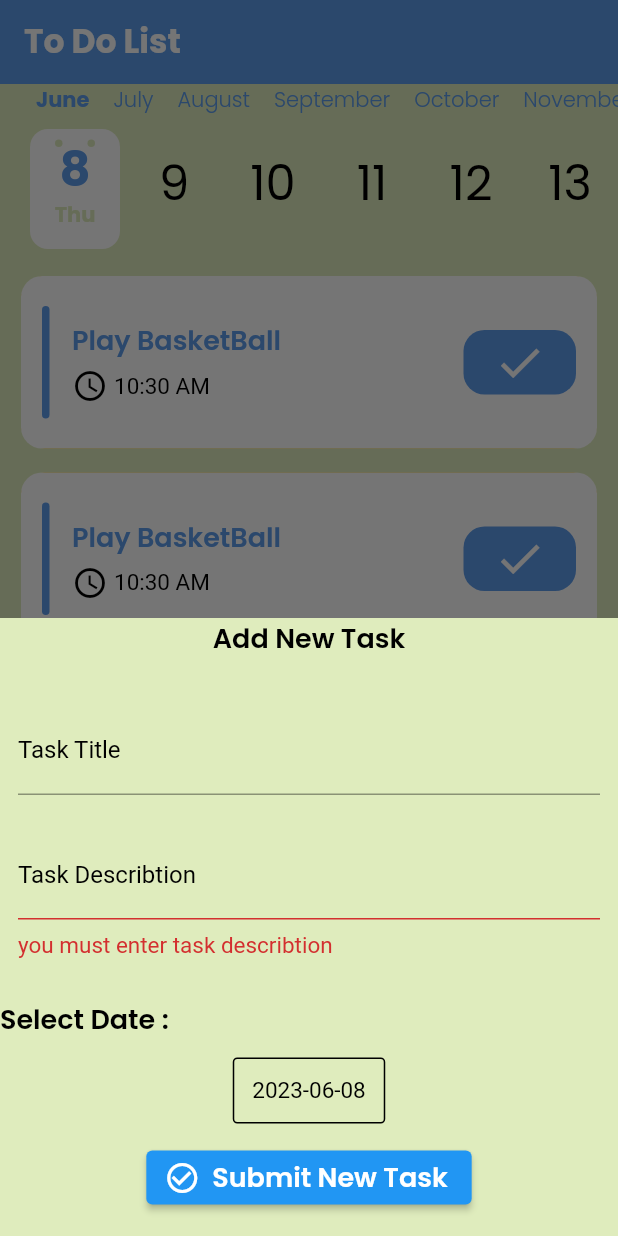
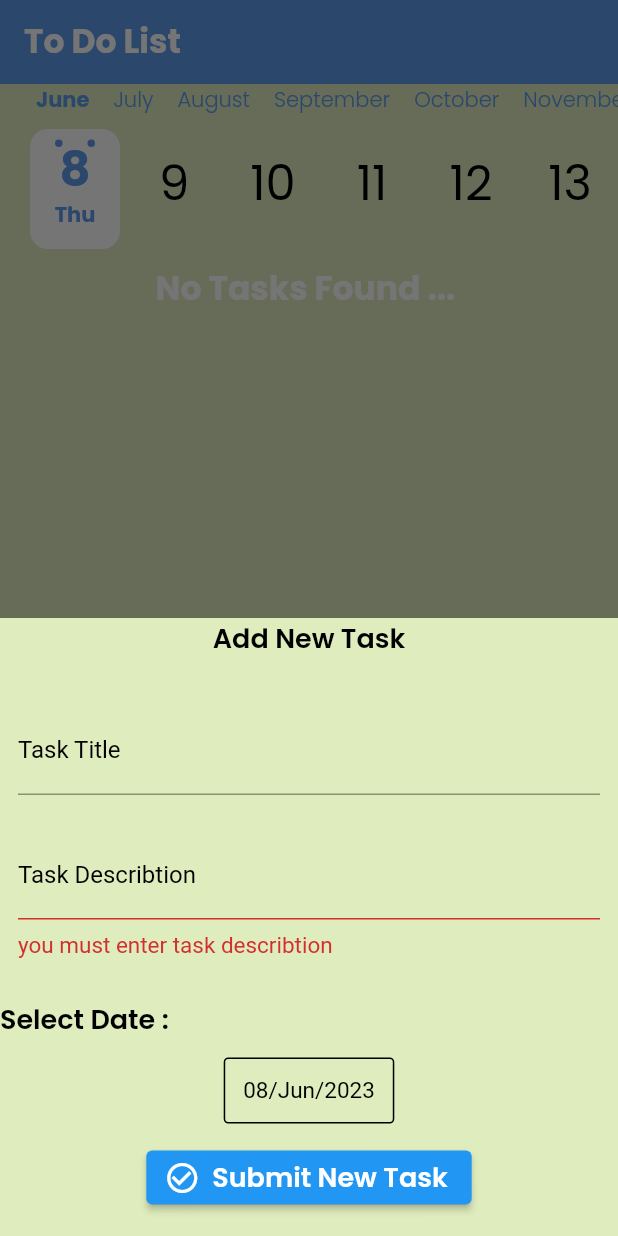
Before and after one commit to bishoy-girgis/todo_app, a Flutter app: the screen it shows after launch, after a tap on the "add" icon, on a phone screen of 412 x 824 dp. Run offline on Flutter 3.47's test engine with Material 2 defaults, Android fonts, the phone set to English and light mode, and no system bars; drawn by our look-alikes of calendar_timeline, flutter_slidable; our stand-ins replace cloud_firestore, firebase_core, google_fonts; accounts and stored records are empty; generated files the repository leaves out were written again.

Commit message:
fire store add and get

```diff
--- a/lib/pages/tasks_page/tasks_page.dart
+++ b/lib/pages/tasks_page/tasks_page.dart
@@ -1,40 +1,69 @@
 import 'package:calendar_timeline/calendar_timeline.dart';
 import 'package:flutter/material.dart';
+import 'package:todo_app/models/task_model.dart';
 import 'package:todo_app/pages/tasks_page/widgets/task_items.dart';
+import 'package:todo_app/shared_components/theme/network/my_database.dart';
 import 'package:todo_app/shared_components/theme/theme/color.dart';
 
 class TasksPage extends StatelessWidget {
-  const TasksPage({super.key});
-
+  //DateTime selectedDate =DateUtils.dateOnly(DateTime.now());
   @override
   Widget build(BuildContext context) {
     return Column(
       children: [
         CalendarTimeline(
-          dayNameColor: lightGreenColor,
+          dayNameColor: primaryColor,
           initialDate: DateTime.now(),
           firstDate: DateTime.now().subtract(const Duration(days: 365)),
           lastDate: DateTime.now().add(const Duration(days: 365)),
           onDateSelected: (date) => print(date),
+          // {
+          //   selectedDate = DateUtils.dateOnly(date);
+          // },
           leftMargin: 20,
           monthColor: primaryColor,
           dayColor: Theme.of(context).accentColor,
           activeDayColor: primaryColor,
           activeBackgroundDayColor: Theme.of(context).primaryColor,
-          dotsColor: lightGreenColor,
+          dotsColor: primaryColor,
           selectableDayPredicate: (date) => date.day != 23,
           locale: 'en_ISO',
         ),
         const SizedBox(
           height: 10,
         ),
-        Expanded(
-          child: ListView.builder(
-            itemCount: 10,
-            itemBuilder: (BuildContext context, int index) {
-              return TaskItems();
-            },
-          ),
+        StreamBuilder(
+          stream: MyDatabase.getTask(),
+          builder: (context, snapshot) {
+            if (snapshot.hasError) {
+              return Center(
+                  child: Text(
+                "something went wrong",
+                style: Theme.of(context).textTheme.headlineMedium,
+              ));
+            }
+            if (snapshot.connectionState == ConnectionState.waiting) {
+              return const Center(
+                child: CircularProgressIndicator(),
+              );
+            }
+            List<TaskModel> tasksList =
+                snapshot.data?.docs.map((e) => e.data()).toList() ?? [];
+            return tasksList.isNotEmpty
+                ? Expanded(
+                    child: ListView.builder(
+                      itemCount: tasksList.length,
+                      itemBuilder: (context, index) =>
+                          TaskItems(tasksList[index]),
+                    ),
+                  )
+                : Center(
+                    child: Text(
+                      "No Tasks Found ... ",
+                      style: Theme.of(context).textTheme.headlineMedium,
+                    ),
+                  );
+          },
         ),
       ],
     );
--- a/lib/pages/tasks_page/widgets/add_task_bottom_sheet.dart
+++ b/lib/pages/tasks_page/widgets/add_task_bottom_sheet.dart
@@ -100,8 +100,8 @@ class _AddTaskBottomSheetState extends State<AddTaskBottomSheet> {
                               border: Border.all(color: theme.accentColor)),
                           padding: const EdgeInsets.all(12),
                           child: Text(
-                            selectedDate.toString().substring(0, 10),
-                            //MyDatetimeUtilies.formateDate(selectedDate),
+                            //selectedDate.toString().substring(0, 10),
+                            MyDatetimeUtilies.formateDate(selectedDate),
                             style: theme.textTheme.bodySmall
                                 ?.copyWith(color: theme.accentColor),
                           )),
@@ -139,7 +139,7 @@ class _AddTaskBottomSheetState extends State<AddTaskBottomSheet> {
     );
   }
 
-  DateTime selectedDate = DateTime.now();
+  DateTime selectedDate = DateUtils.dateOnly(DateTime.now());
 
   void showBottomDatePicker() async {
     DateTime? chosenDate = await showDatePicker(
@@ -149,7 +149,7 @@ class _AddTaskBottomSheetState extends State<AddTaskBottomSheet> {
         lastDate: DateTime.now().add(const Duration(days: 365)));
     if (chosenDate == null) return;
     setState(() {
-      selectedDate = chosenDate;
+      selectedDate = DateUtils.dateOnly(chosenDate);
     });
   }
 }
--- a/lib/pages/tasks_page/widgets/task_items.dart
+++ b/lib/pages/tasks_page/widgets/task_items.dart
@@ -1,11 +1,16 @@
 import 'package:flutter/material.dart';
 import 'package:flutter_slidable/flutter_slidable.dart';
 import 'package:provider/provider.dart';
+import 'package:todo_app/models/task_model.dart';
 import 'package:todo_app/pages/edit_page/edit_page.dart';
 import 'package:todo_app/provider/setting_provider.dart';
 import 'package:todo_app/shared_components/theme/theme/color.dart';
 
 class TaskItems extends StatefulWidget {
+  final TaskModel _taskModel;
+
+  TaskItems(this._taskModel);
+
   @override
   State<TaskItems> createState() => _TaskItemsState();
 }
@@ -54,7 +59,7 @@ class _TaskItemsState extends State<TaskItems> {
                       bottomRight: Radius.circular(14))),
             ]),
         child: Container(
-          padding: const EdgeInsets.symmetric(vertical: 20, horizontal: 14),
+          padding: const EdgeInsets.symmetric(vertical: 12, horizontal: 14),
           decoration: BoxDecoration(
               color: theme.primaryColor,
               borderRadius: BorderRadius.circular(14)),
@@ -62,11 +67,10 @@ class _TaskItemsState extends State<TaskItems> {
             children: [
               Container(
                 width: 5,
-                height: 75,
+                height: 80,
                 decoration: BoxDecoration(
-                    color: settingsProvider.isDone
-                        ? primaryColor
-                        : Colors.green,
+                    color:
+                        widget._taskModel.isDone ? Colors.green : primaryColor,
                     borderRadius: BorderRadius.circular(12)),
               ),
               const SizedBox(
@@ -77,14 +81,24 @@ class _TaskItemsState extends State<TaskItems> {
                   crossAxisAlignment: CrossAxisAlignment.start,
                   children: [
                     Text(
-                      "Play BasketBall",
+                      widget._taskModel.title,
                       style: theme.textTheme.bodyMedium?.copyWith(
-                          color: settingsProvider.isDone
-                              ? primaryColor
-                              : Colors.green),
+                          color: widget._taskModel.isDone
+                              ? Colors.green
+                              : primaryColor),
                     ),
                     const SizedBox(
-                      height: 5,
+                      height: 4,
+                    ),
+                    Text(
+                      widget._taskModel.description,
+                      style: theme.textTheme.bodySmall?.copyWith(
+                          color: widget._taskModel.isDone
+                              ? Colors.green
+                              : theme.accentColor),
+                    ),
+                    const SizedBox(
+                      height: 8,
                     ),
                     Row(
                       children: [
@@ -107,11 +121,21 @@ class _TaskItemsState extends State<TaskItems> {
               InkWell(
                   onTap: () {
                     setState(() {
-                      settingsProvider.isDone = false;
+                      //settingsProvider.isDone = false;
+                      widget._taskModel.isDone = true;
                     });
                   },
-                  child: settingsProvider.isDone
+                  child: widget._taskModel.isDone
                       ? Container(
+                          padding: const EdgeInsets.symmetric(
+                              horizontal: 20, vertical: 4),
+                          decoration: BoxDecoration(
+                              borderRadius: BorderRadius.circular(14)),
+                          child: Text("Done!",
+                              style: theme.textTheme.bodyMedium
+                                  ?.copyWith(color: Colors.green)),
+                        )
+                      : Container(
                           padding: const EdgeInsets.symmetric(
                               horizontal: 20, vertical: 4),
                           decoration: BoxDecoration(
@@ -122,15 +146,6 @@ class _TaskItemsState extends State<TaskItems> {
                             size: 35,
                             color: Colors.white,
                           ),
-                        )
-                      : Container(
-                          padding: const EdgeInsets.symmetric(
-                              horizontal: 20, vertical: 4),
-                          decoration: BoxDecoration(
-                              borderRadius: BorderRadius.circular(14)),
-                          child: Text("Done!",
-                              style: theme.textTheme.bodyMedium
-                                  ?.copyWith(color: Colors.green)),
                         ))
             ],
           ),
--- a/lib/shared_components/theme/network/my_database.dart
+++ b/lib/shared_components/theme/network/my_database.dart
@@ -19,8 +19,10 @@ class MyDatabase {
     return collectionRef.add(taskModel);
   }
 
-  static Future<QuerySnapshot<TaskModel>> getTask() {
+  static Stream<QuerySnapshot<TaskModel>> getTask() {
     var collection = getCollection();
-    return collection.get();
+    return collection
+        //.where("datetime", isEqualTo: dateTime.millisecondsSinceEpoch)
+        .snapshots();
   }
 }
--- a/lib/shared_components/theme/utilies/my_datetime_utilies.dart
+++ b/lib/shared_components/theme/utilies/my_datetime_utilies.dart
@@ -2,7 +2,7 @@ import 'package:intl/intl.dart';
 
 class MyDatetimeUtilies{
   static String formateDate (DateTime dateTime){
-    DateFormat formater =DateFormat("m,d,y");
+    DateFormat formater =DateFormat("dd/MMM/yyyy");
     return formater.format(dateTime);
   }
 }
```
